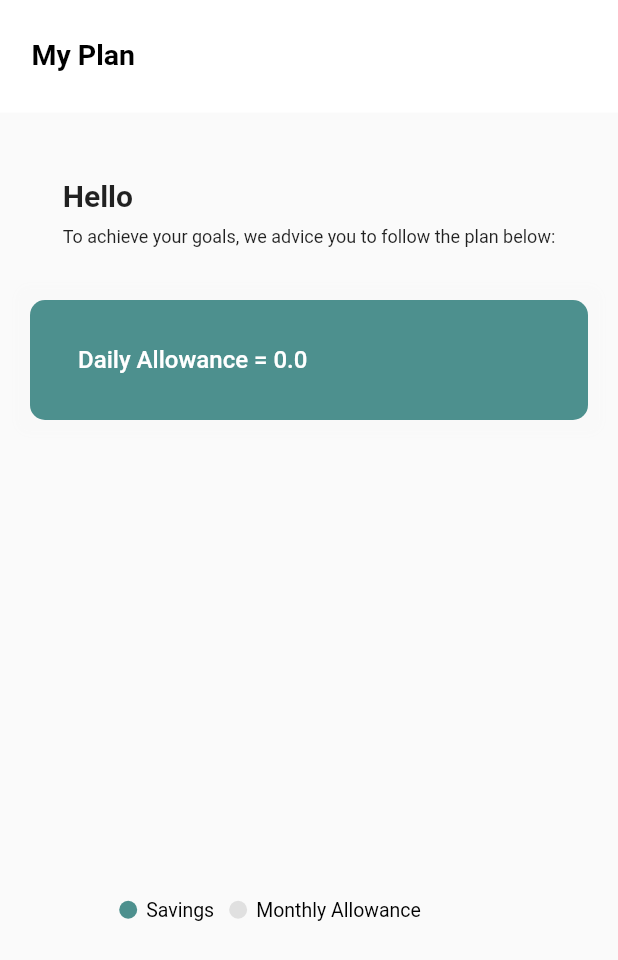
After one commit to AlOmair-Batool/Khazna, a Flutter app: the PlanPage screen opened directly, on a phone screen of 412 x 824 dp. The commit adds this screen. Shown: the top 960 px of the screen. Run offline on Flutter 3.47's test engine with Material 2 defaults, Android fonts, the phone set to English and light mode, and no system bars; our stand-ins replace animated_bottom_navigation_bar, animated_splash_screen, cloud_firestore, firebase_auth, firebase_core, fl_chart and 10 more; missing offline and left inert: android_sms_retriever, dart_date, email_auth, onesignal_flutter, telephony; accounts and stored records are empty; generated files the repository leaves out were written again; project files that could hold a hidden picture were left out.

Commit message:
Revert "Merge remote-tracking branch 'origin/main'"
This reverts commit 60467a200171b092de1ae532f67843ee7520a4a3, reversing
changes made to bbb585186e5eba745e326b5cede56fa6575bd02e.

```diff
--- a/lib/Pages/daily_page.dart
+++ b/lib/Pages/daily_page.dart
@@ -1,4 +1,5 @@
 import 'dart:convert';
+import 'package:dart_date/dart_date.dart';
 import 'package:flutter/material.dart';
 import 'package:sim/theme/colors.dart';
 import 'package:cloud_firestore/cloud_firestore.dart';
@@ -7,6 +8,7 @@ import 'package:firebase_auth/firebase_auth.dart';
 import 'package:telephony/telephony.dart';
 import 'package:intl/intl.dart';
 import 'package:http/http.dart' as http;
+import '../json/json_daily.dart';
 import 'dart:developer';
 import 'package:sim/classes/language_constants.dart';
 
--- a/lib/Pages/newplan_page.dart
+++ b/lib/Pages/newplan_page.dart
@@ -153,7 +153,7 @@ class _NewPlanPageState extends State<NewPlanPage> {
       },
       {
         "name": translation(context).savings,
-        "price": savingPoint.toString()+ translation(context).sar,
+        "price": double.parse(savingPoint).toStringAsFixed(2)+ translation(context).sar,
         "label_percentage": translation(context).t,
         "percentage": 0.2,
         "color": blue,
@@ -165,7 +165,7 @@ class _NewPlanPageState extends State<NewPlanPage> {
       },
       {
         "name": translation(context).cb,
-        "price": balance.toString()+translation(context).sar,
+        "price": double.parse(balance).toStringAsFixed(2)+translation(context).sar,
         "label_percentage": translation(context).o,
         "percentage": 1,
         "color": green,
--- /dev/null
+++ b/lib/Pages/plan_page.dart
@@ -0,0 +1,321 @@
+import 'package:sim/core/global.dart';
+import 'package:flutter/material.dart';
+import 'package:sim/theme/colors.dart';
+import 'package:syncfusion_flutter_charts/charts.dart';
+import 'package:telephony/telephony.dart';
+import 'package:intl/intl.dart';
+
+class PlanPage extends StatefulWidget {
+  @override
+  _PlanPageState createState() => _PlanPageState();
+}
+
+class _PlanPageState extends State<PlanPage> {
+
+  late List<TotalData> _chartData;
+
+  final telephony = Telephony.instance;
+  List<SmsMessage> messages = <SmsMessage>[];
+
+  //variables needed for printing contents of the messages on the transactions list
+  String message1 = "";
+  String? message2 = "";
+  List <String> transactionType = [];
+  List <String> amount=[];
+  List <String> date=[];
+  List <String> time=[];
+  List <String> icon=[];
+  double totalAmount = 0;
+  double monthlyAllowance = 0;
+  double savingPoint = 0;
+  double dailyAllowance = 0;
+
+  getAllSMS() async {
+    messages = await telephony.getInboxSms(
+
+        filter: SmsFilter.where(SmsColumn.ADDRESS)
+            .equals("alinmabank"),
+        sortOrder: [OrderBy(SmsColumn.DATE, sort: Sort.ASC)]
+
+    );
+
+
+    for (var message in messages) {
+      //identification of Alinma messages
+      //String message1 = "Deposit ATM Amount: 250 SAR Account: **8000 On: 2022-03-14 21:52";
+      message1 = message.body!;
+      String message2 = message1.toLowerCase();
+
+      var msgDate = message.date!;
+      var dt = DateTime.fromMillisecondsSinceEpoch(msgDate);
+      var dt2 = DateFormat('dd/MM/yyyy').format(dt);
+      //var d24 = DateFormat('dd/MM/yyyy, HH:mm').format(dt);
+      bool flag = false;
+      if (message2.contains("withdrawal") || message2.contains("purchase") ||
+          message2.contains("mada atheer pos purchase") ||
+          message2.contains("debit transfer internal")
+          || message2.contains("pos purchase") ||
+          message2.contains("atheer pos")
+          || message2.contains("online purchase")) {
+        transactionType.insert(0, "Withdrawal");
+
+        icon.insert(0, "assets/images/Withdrawl.png");
+        date.insert(0, dt2.toString());
+        flag = true;
+
+      }
+      else if (message2.contains("deposit") || message2.contains("refund") ||
+          message2.contains("credit transfer internal") ||
+          message2.contains("reverse transaction")) {
+        transactionType.insert(0, "Deposit");
+
+        icon.insert(0, "assets/images/Deposit.png");
+        date.insert(0, dt2.toString());
+        flag = true;
+      }
+      //date extraction
+      // RegExp dateReg = RegExp(r'(\d{4}-\d{2}-\d{2})');
+
+      //date extraction for AlAhli
+      // When try it on alahli please remove the comment the comment alinma regex
+
+      if (flag) {
+        //time extraction (also works for alahli since it's the same structure
+        RegExp timeReg = RegExp(r'(\d{2}:\d{2})');
+
+        var timeMatch = timeReg.firstMatch(message2);
+        if (timeMatch != null) {
+          time.insert(0, timeMatch.group(0).toString());
+        }
+        /* RegExp dateReg = RegExp(r'(\d{4}-\d{2}-\d{2})');
+        var dateMatch = dateReg.firstMatch(message2);
+
+       if (dateMatch != null) {
+          date.insert(0, msgDate.toString());*/
+      }
+      //amount regex
+      var amountReg = RegExp(r'(?<=amount *:?)(.*)(?=sar)');
+      //var amountReg = RegExp(r'(?<=amount *:?)(.*)(?=sar)');
+      var amountBeforeMatch = amountReg.firstMatch(message2);
+      String amountBefore = "";
+
+      if (amountBeforeMatch != null) {
+        amountBefore = amountBeforeMatch.group(0).toString();
+      }
+      var amountNumReg = RegExp(r'[0-9]+');
+      var amountAfterMatch = amountNumReg.firstMatch(amountBefore);
+      if (amountAfterMatch != null) {
+        amount.insert(0, amountAfterMatch.group(0).toString());
+      }
+
+
+    }
+    for (var i = 0; i < transactionType.length; i++) {
+      totalAmount += int.parse(amount[i]);
+
+    }
+
+    monthlyAllowance = totalAmount * 0.8;
+    savingPoint = totalAmount * 0.2;
+    dailyAllowance = monthlyAllowance * 0.3;
+    // monthlyAllowance = 3000;
+    // savingPoint = 500;
+    // dailyAllowance = 100;
+    _chartData = getChartData();
+    setState(() {
+
+    });
+
+  }
+
+  @override
+  void initState() {
+    _chartData = getChartData();
+    super.initState();
+    getAllSMS();
+  }
+
+  @override
+  Widget build(BuildContext context) {
+
+    return SafeArea(
+      child: Scaffold(
+        backgroundColor: grey.withOpacity(0.05),
+        appBar: AppBar(
+          title: const Text("My Plan"),
+          backgroundColor: Colors.white,
+          toolbarHeight: 75,
+          titleTextStyle: const TextStyle(
+              fontSize: 19,
+              fontWeight: FontWeight.bold,
+              color: black,
+            height: 1,
+          ),
+          titleSpacing: -35,
+          elevation: 0,
+        ),
+
+        body: Column(
+          children: <Widget>[
+
+            Row(
+              mainAxisAlignment: MainAxisAlignment.center,
+              children: <Widget>[
+                Wrap(
+                  direction: Axis.vertical,
+                  spacing: -97,
+                  //runSpacing: 50,
+                  children: <Widget>[
+                    //Padding(padding: const EdgeInsets.all(30.0),),
+                    Text(
+                      'Hello' "  ${currentUser!.firstName}",
+                      style: const TextStyle(
+                        fontWeight: FontWeight.bold,
+                        fontSize: 20,
+                        height: 4,
+
+                      ),
+                    ),
+                    const Text(
+                      'To achieve your goals, we advice you to follow the plan below:',
+                      style: TextStyle(
+                        fontWeight: FontWeight.w400,
+                        fontSize: 12,
+                        height: 11,
+
+                        //textBaseline:
+
+                      ),
+                    ),
+                  ],
+                ),
+
+              ],
+            ),
+
+            //],
+
+            //),
+
+            Row(
+
+              mainAxisAlignment: MainAxisAlignment.center,
+              children: <Widget>[
+
+
+                Container(
+
+                  margin: const EdgeInsets.symmetric(vertical: 10.0, horizontal: 20.0),
+                  width: MediaQuery.of(context).size.width - 40,
+                  height: 80,
+                  decoration: BoxDecoration(
+                      color: primary,
+                      //Color(0xff43AA8B),
+                      borderRadius: BorderRadius.circular(10),
+                      boxShadow: [
+                        BoxShadow(
+                          color: grey.withOpacity(0.01),
+                          spreadRadius: 10,
+                          blurRadius: 3,
+                          // changes position of shadow
+                        ),
+                      ]),
+                  child: SizedBox(
+                    //child: Center(
+                    child: Container(
+                      padding: const EdgeInsets.all(10.0),
+                      margin: const EdgeInsets.all(22.0),
+                      child: Text(
+                        'Daily Allowance = $dailyAllowance',
+                        textAlign: TextAlign.left,
+                        //textDirection: TextDirection.rtl,
+                        style: const TextStyle(
+                          fontWeight: FontWeight.w500,
+                          fontSize: 16,
+                          color: Colors.white,
+                          height: 1,
+                        ),
+
+
+                      ),
+                    ),
+
+                    //),
+                  ),
+                ),
+              ],
+            ),
+
+            Row(
+              children: <Widget> [
+                Container(
+                  //padding: const EdgeInsets.all(13.0),
+                  margin: const EdgeInsets.symmetric(vertical: 30.0, horizontal: 30.0),
+                  child: SfCircularChart(
+                    legend: Legend(
+                        isVisible: true,
+                        position: LegendPosition.bottom
+                    ),
+                    //title: ChartTitle(
+                    //text: 'To achieve your goals, We advice yo to follow the plan below!',
+                    // Aligns the chart title to left
+                    //  alignment: ChartAlignment.near,
+                    //textStyle: TextStyle(
+                    //color: Colors.black,
+                    //fontSize: 14,
+                    //)
+                    //),
+
+                    margin: const EdgeInsets.all(1),
+
+
+                    series: <CircularSeries>[
+                      PieSeries<TotalData, String>(
+                        dataSource: _chartData,
+                        animationDuration: 4500,
+                        animationDelay: 2000,
+                        xValueMapper: (TotalData data, _) => data.x,
+                        yValueMapper: (TotalData data, _) => data.y,
+                        //dataLabelMapper: (TotalData data, _) => data.text,
+                        pointColorMapper: (TotalData data, _) => data.color,
+                        dataLabelSettings: const DataLabelSettings(isVisible: true),
+                        radius: '105%',
+                        //pointShaderMapper: (1),
+                        strokeColor: Colors.grey.shade400,
+                        strokeWidth: 0.5,
+
+                      )
+                    ],),
+                ),
+              ],
+            ),
+          ],
+        ),
+
+        //),
+      ),
+
+    );
+
+  }
+
+
+  List<TotalData> getChartData(){
+    final List<TotalData> chartData = [
+      TotalData('Savings',savingPoint.toInt(),const Color(0xFF4D908E)),
+      TotalData('Monthly Allowance',monthlyAllowance.toInt(), Colors.grey.shade300),
+    ];
+
+    return chartData;
+  }
+}
+
+class TotalData{
+
+  final Color color;
+
+  TotalData(this.x, this.y, this.color);
+  final String x;
+  final int y;
+
+}
--- a/lib/Pages/ver_screen.dart
+++ b/lib/Pages/ver_screen.dart
@@ -1,4 +1,3 @@
-import 'package:flutter/material.dart';
 import 'package:flutter/material.dart';
 import 'package:email_auth/email_auth.dart';
 import 'package:get/get.dart';
@@ -143,12 +142,12 @@ class _UserEmailAuthState extends State<UserEmailAuth> {
                                   return null;
                                 },
                                 controller: userController.otpController,
-                                decoration:  InputDecoration(
+                                decoration: const InputDecoration(
                                     border: OutlineInputBorder(
                                       borderSide: BorderSide(color: Colors.black, width: 0.0),
                                     ),
                                     isDense: true,
-                                    label: Text(translation(context).enter_otp)
+                                    label: Text("Enter OTP ")
                                 ),
                               ),
 
--- a/pubspec.yaml
+++ b/pubspec.yaml
@@ -8,7 +8,7 @@ publish_to: 'none' # Remove this line if you wish to publish to pub.dev
 version: 1.0.0+1
 
 environment:
-  sdk: ">=2.12.0 <3.0.0"
+  sdk: ">=2.16.1 <3.0.0"
 
 dependencies:
   charts_flutter: ^0.12.0
```
Also changed, not shown: lib/Pages/home_screen.dart (added, +153 -0 lines), lib/Pages/settings.dart (+35 -77 lines), lib/classes/language_constants.dart (+0 -42 lines), lib/l10n/app_ar.arb (+1 -17 lines), lib/l10n/app_en.arb (+4 -19 lines), l10n.yaml (line endings or trailing spaces), lib/classes/language.dart (line endings or trailing spaces), 4 other files.
